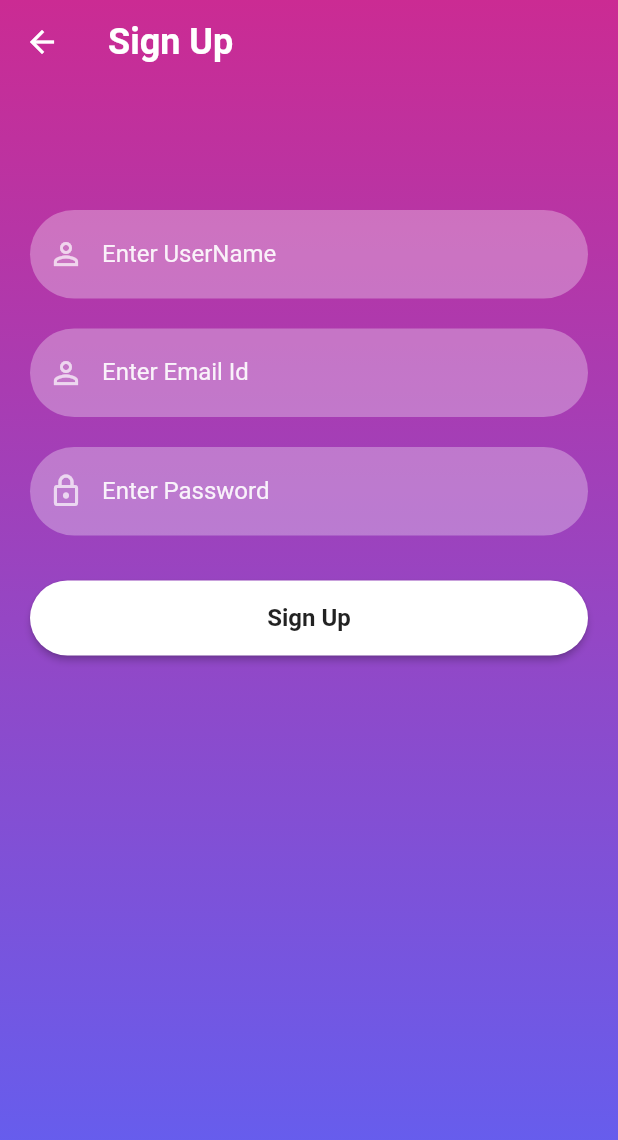
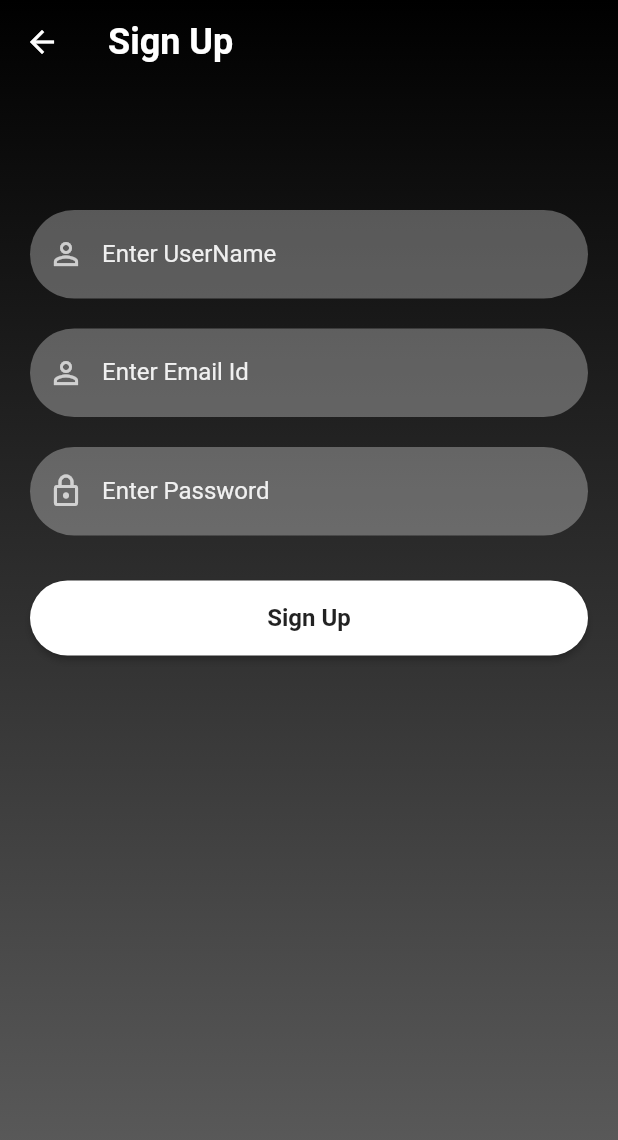
Before and after one commit to Kur1one/FlutterMovieApp, a Flutter app: the SignInScreen screen opened by its route, after a tap on "Sign Up", on a phone screen of 412 x 824 dp. Shown: the top 1140 px of the screen. Run offline on Flutter 3.47's test engine with Material 2 defaults, Android fonts, the light colour scheme and no system bars; our stand-ins replace firebase_auth, firebase_core, google_fonts; missing offline and left inert: tmdb_api; accounts and stored records are empty; network calls fail.

Commit message:
Login and registration upgrade

```diff
--- a/lib/widgets/login_screen.dart
+++ b/lib/widgets/login_screen.dart
@@ -23,9 +23,9 @@ class _SignInScreenState extends State<SignInScreen> {
         height: MediaQuery.of(context).size.height,
         decoration: BoxDecoration(
             gradient: LinearGradient(colors: [
-              hexStringToColor("CB2B93"),
-              hexStringToColor("9546C4"),
-              hexStringToColor("5E61F4")
+              hexStringToColor("000000"),
+              hexStringToColor("303030"),
+              hexStringToColor("606060")
             ], begin: Alignment.topCenter, end: Alignment.bottomCenter)),
         child: SingleChildScrollView(
           child: Padding(
@@ -33,7 +33,7 @@ class _SignInScreenState extends State<SignInScreen> {
                 20, MediaQuery.of(context).size.height * 0.2, 20, 0),
             child: Column(
               children: <Widget>[
-                logoWidget("assets/images/logo1.png"),
+                logoWidget('assets/ifilm_image.png'),
                 const SizedBox(
                   height: 30,
                 ),
--- a/lib/widgets/register_screen.dart
+++ b/lib/widgets/register_screen.dart
@@ -32,9 +32,9 @@ class _SignUpScreenState extends State<SignUpScreen> {
           height: MediaQuery.of(context).size.height,
           decoration: BoxDecoration(
               gradient: LinearGradient(colors: [
-                hexStringToColor("CB2B93"),
-                hexStringToColor("9546C4"),
-                hexStringToColor("5E61F4")
+                hexStringToColor("000000"),
+                hexStringToColor("303030"),
+                hexStringToColor("606060")
               ], begin: Alignment.topCenter, end: Alignment.bottomCenter)),
           child: SingleChildScrollView(
               child: Padding(
--- a/lib/widgets/tv.dart
+++ b/lib/widgets/tv.dart
@@ -4,8 +4,8 @@ import 'package:movieapp/description.dart';
 import '../utils/text.dart';
 
 class TV extends StatelessWidget {
-  final List tv;
-  const TV({Key key, this.tv}) : super(key: key);
+  final List? tv;
+  const TV({Key? key, this.tv}) : super(key: key);
 
 
 
@@ -20,7 +20,7 @@ class TV extends StatelessWidget {
             modified_text(text: 'Popular TV Shows', size: 26,),
             SizedBox(height: 10,),
             Container(height: 200,
-                child: ListView.builder(itemCount: tv.length, scrollDirection: Axis.horizontal ,itemBuilder: (context, index){
+                child: ListView.builder(itemCount: tv!.length, scrollDirection: Axis.horizontal ,itemBuilder: (context, index){
                   return InkWell(
                     onTap: (){
 
--- a/pubspec.yaml
+++ b/pubspec.yaml
@@ -19,6 +19,7 @@ dev_dependencies:
   flutter_test:
     sdk: flutter
 
+
   flutter_lints: ^2.0.0
 
 flutter:
```
Also changed, not shown: assets/ifilm_image.png (added).
